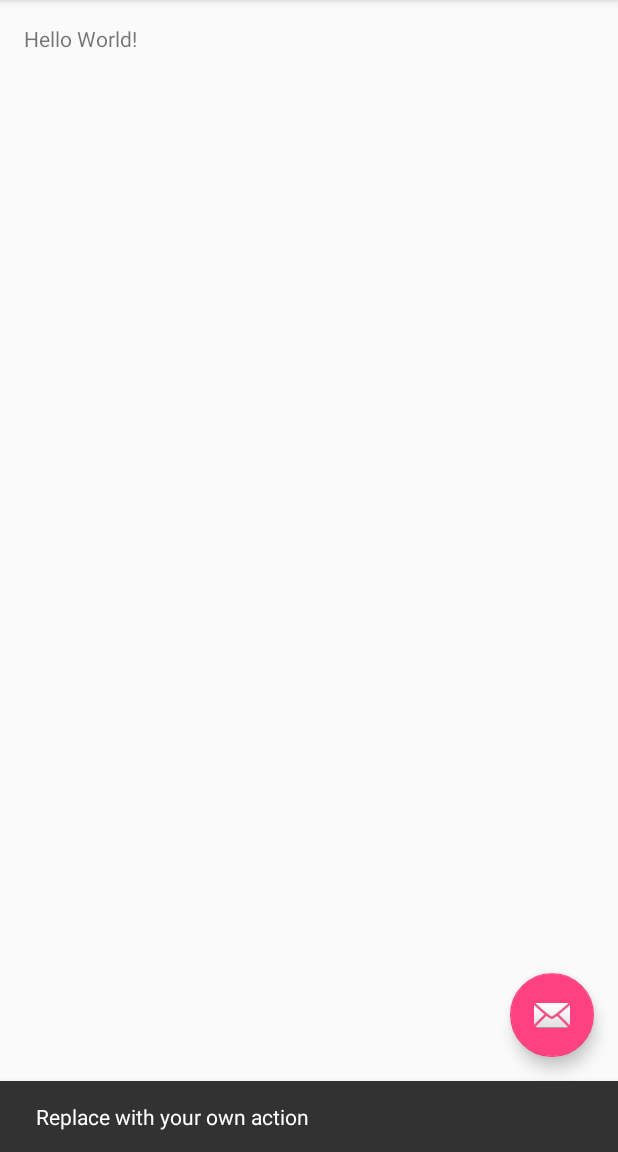
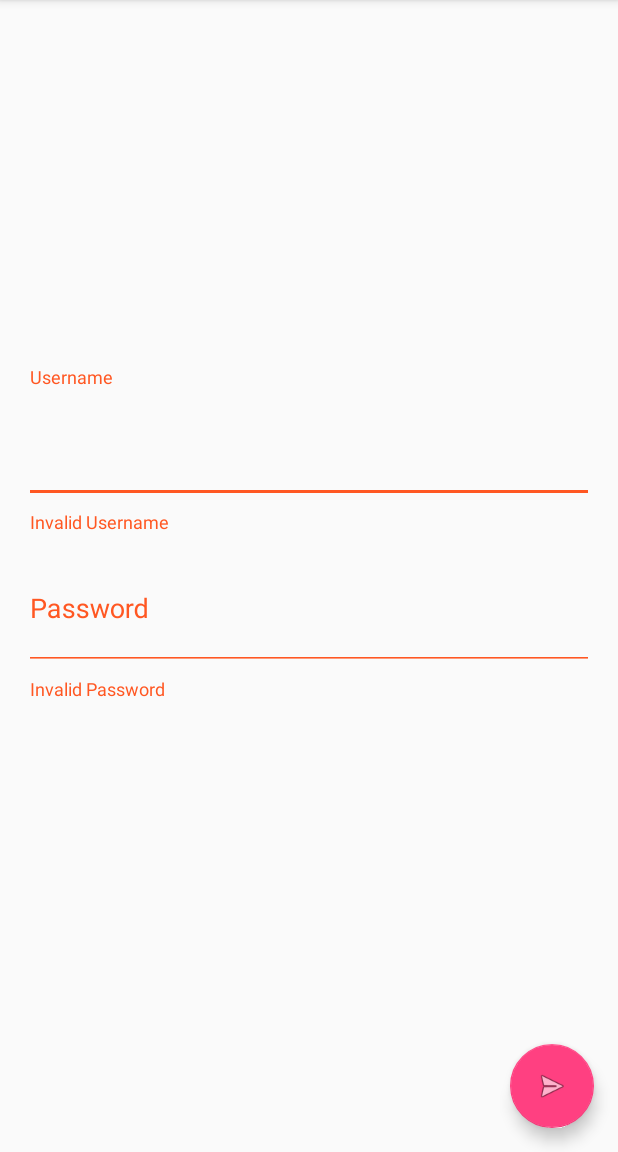
Before and after one commit to v3n3/databinding-sample, an Android app: the screen it shows after launch (MainActivity), after a tap on an icon or button, on a phone screen of 412 x 824 dp, the part 84-1236 px from its top. Run offline under Robolectric (Android 15) with nearby library versions, the phone set to English and light mode, and no system bars; our stand-ins replace data binding.

Commit message:
add on click sample

```diff
--- a/app/src/main/java/com/v3n3/databinding/sample/MainActivity.java
+++ b/app/src/main/java/com/v3n3/databinding/sample/MainActivity.java
@@ -2,32 +2,27 @@ package com.v3n3.databinding.sample;
 
 import android.databinding.DataBindingUtil;
 import android.os.Bundle;
-import android.support.design.widget.FloatingActionButton;
 import android.support.design.widget.Snackbar;
 import android.support.v7.app.AppCompatActivity;
 import android.view.Menu;
 import android.view.MenuItem;
-import android.view.View;
 
 import com.v3n3.databinding.sample.databinding.ActivityMainBinding;
 
-public class MainActivity extends AppCompatActivity {
+public class MainActivity extends AppCompatActivity implements MainScene {
 	ActivityMainBinding binding;
+	MainViewModel viewModel;
+	MainPresenter presenter;
 
 	@Override
 	protected void onCreate(Bundle savedInstanceState) {
 		super.onCreate(savedInstanceState);
+		viewModel = new MainViewModel();
+		presenter = new MainPresenter(this);
 		binding = DataBindingUtil.setContentView(this, R.layout.activity_main);
+		binding.setModel(viewModel);
+		binding.setPresenter(presenter);
 		setSupportActionBar(binding.toolbar);
-
-		FloatingActionButton fab = (FloatingActionButton) findViewById(R.id.fab);
-		fab.setOnClickListener(new View.OnClickListener() {
-			@Override
-			public void onClick(View view) {
-				Snackbar.make(view, "Replace with your own action", Snackbar.LENGTH_LONG)
-						.setAction("Action", null).show();
-			}
-		});
 	}
 
 	@Override
@@ -51,4 +46,21 @@ public class MainActivity extends AppCompatActivity {
 
 		return super.onOptionsItemSelected(item);
 	}
+
+	@Override
+	public void notifySendingToServer() {
+		binding.usernameLayout.setError("");
+		binding.passwordLayout.setError("");
+		Snackbar.make(binding.getRoot(), R.string.sending_request, Snackbar.LENGTH_SHORT).show();
+	}
+
+	@Override
+	public void notifyErrorInData() {
+		if (!presenter.isValidField(viewModel.getUsername())) {
+			binding.usernameLayout.setError(getString(R.string.error_username));
+		}
+		if (!presenter.isValidField(viewModel.getPassword())) {
+			binding.passwordLayout.setError(getString(R.string.error_password));
+		}
+	}
 }
--- /dev/null
+++ b/app/src/main/java/com/v3n3/databinding/sample/MainPresenter.java
@@ -0,0 +1,30 @@
+package com.v3n3.databinding.sample;
+
+/**
+ * Created by julienFueled on 10/17/16.
+ */
+
+public class MainPresenter {
+	private final MainScene scene;
+
+	public MainPresenter(MainScene scene) {
+		this.scene = scene;
+	}
+
+	public void makeServerCall(MainViewModel model) {
+		if (isValid(model)) {
+			scene.notifySendingToServer();
+			//make the server call
+		} else {
+			scene.notifyErrorInData();
+		}
+	}
+
+	private boolean isValid(MainViewModel model) {
+		return isValidField(model.getUsername()) && isValidField(model.getPassword());
+	}
+
+	public boolean isValidField(String username) {
+		return username != null && !username.isEmpty();
+	}
+}
--- /dev/null
+++ b/app/src/main/java/com/v3n3/databinding/sample/MainScene.java
@@ -0,0 +1,11 @@
+package com.v3n3.databinding.sample;
+
+/**
+ * Created by julienFueled on 10/17/16.
+ */
+
+public interface MainScene {
+	void notifySendingToServer();
+
+	void notifyErrorInData();
+}
--- /dev/null
+++ b/app/src/main/java/com/v3n3/databinding/sample/MainViewModel.java
@@ -0,0 +1,35 @@
+package com.v3n3.databinding.sample;
+
+import android.databinding.BaseObservable;
+import android.databinding.Bindable;
+
+/**
+ * Created by julienFueled on 10/17/16.
+ */
+
+public class MainViewModel extends BaseObservable {
+	private String username;
+	private String password;
+
+	@Bindable
+	public String getPassword() {
+		return password;
+	}
+
+	public void setPassword(String password) {
+		this.password = password;
+		notifyPropertyChanged(BR.password);
+	}
+
+	@Bindable
+	public String getUsername() {
+		return username;
+	}
+
+	public void setUsername(String username) {
+		this.username = username;
+		notifyPropertyChanged(BR.password);
+	}
+
+
+}
--- a/app/src/main/res/layout/activity_main.xml
+++ b/app/src/main/res/layout/activity_main.xml
@@ -2,6 +2,17 @@
 <layout xmlns:android="http://schemas.android.com/apk/res/android"
         xmlns:app="http://schemas.android.com/apk/res-auto"
         xmlns:tools="http://schemas.android.com/tools">
+
+    <data>
+
+        <variable
+            name="presenter"
+            type="com.v3n3.databinding.sample.MainPresenter"/>
+
+        <variable
+            name="model"
+            type="com.v3n3.databinding.sample.MainViewModel"/>
+    </data>
 
     <android.support.design.widget.CoordinatorLayout
         android:id="@+id/activity_container"
@@ -24,7 +35,39 @@
 
         </android.support.design.widget.AppBarLayout>
 
-        <include layout="@layout/content_main"/>
+        <LinearLayout
+            android:layout_width="match_parent"
+            android:layout_height="wrap_content"
+            android:layout_gravity="center"
+            android:orientation="vertical"
+            android:padding="16dp">
+
+            <android.support.design.widget.TextInputLayout
+                android:id="@+id/username_layout"
+                android:layout_width="match_parent"
+                android:layout_height="wrap_content">
+
+                <android.support.design.widget.TextInputEditText
+                    android:layout_width="match_parent"
+                    android:layout_height="80dp"
+                    android:hint="@string/username"
+                    android:text="@={model.username}"
+                    android:maxLines="1"/>
+            </android.support.design.widget.TextInputLayout>
+
+            <android.support.design.widget.TextInputLayout
+                android:id="@+id/password_layout"
+                android:layout_width="match_parent"
+                android:layout_height="wrap_content">
+
+                <android.support.design.widget.TextInputEditText
+                    android:layout_width="match_parent"
+                    android:layout_height="80dp"
+                    android:hint="@string/password"
+                    android:maxLines="1"
+                    android:text="@={model.password}"/>
+            </android.support.design.widget.TextInputLayout>
+        </LinearLayout>
 
         <android.support.design.widget.FloatingActionButton
             android:id="@+id/fab"
@@ -32,7 +75,8 @@
             android:layout_height="wrap_content"
             android:layout_gravity="bottom|end"
             android:layout_margin="@dimen/fab_margin"
-            app:srcCompat="@android:drawable/ic_dialog_email"/>
+            android:onClick="@{()-> presenter.makeServerCall(model)}"
+            app:srcCompat="@android:drawable/ic_menu_send"/>
 
     </android.support.design.widget.CoordinatorLayout>
 </layout>
--- a/app/src/main/res/values/strings.xml
+++ b/app/src/main/res/values/strings.xml
@@ -1,4 +1,9 @@
 <resources>
     <string name="app_name">Sample</string>
     <string name="action_settings">Settings</string>
+    <string name="username">Username</string>
+    <string name="password">Password</string>
+    <string name="sending_request">Sending the request to the server</string>
+    <string name="error_username">Invalid Username</string>
+    <string name="error_password">Invalid Password</string>
 </resources>
```
